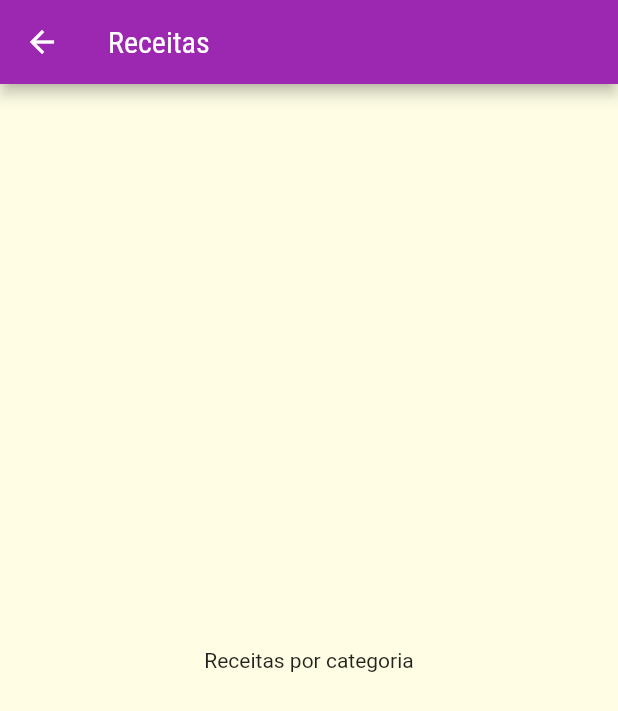
After one commit to oElberte/meals, a Flutter app: the screen it shows after launch, after a tap on "Italiano", on a phone screen of 412 x 824 dp. The commit adds this screen. Shown: the top 711 px of the screen. Run offline on Flutter 3.47's test engine with Material 2 defaults, Android fonts, the phone set to English and light mode, and no system bars.

Commit message:
Function for multiple screens made

```diff
--- a/lib/components/category_item.dart
+++ b/lib/components/category_item.dart
@@ -1,14 +1,39 @@
+import 'dart:io';
+
 import 'package:flutter/material.dart';
+import 'package:flutter/cupertino.dart';
 import 'package:meals/models/category.dart';
+import '../screens/categories_meals_screen.dart';
 
 class CategoryItem extends StatelessWidget {
   final Category category;
 
   const CategoryItem(this.category, {Key? key}) : super(key: key);
 
+  // This function builds the other screens in the app
+  void _selectCategory(BuildContext context) {
+    Navigator.of(context).push(
+      Platform.isIOS
+          ? CupertinoPageRoute(
+              builder: (_) {
+                return const CategoriesMealsScreen();
+              },
+            )
+          : MaterialPageRoute(
+              builder: (_) {
+                return const CategoriesMealsScreen();
+              },
+            ),
+    );
+  }
+
   @override
   Widget build(BuildContext context) {
-    return Container(
+    return InkWell(
+      onTap: () => _selectCategory(context),
+      splashColor: Theme.of(context).colorScheme.primary,
+      borderRadius: BorderRadius.circular(15),
+      child: Container(
         padding: const EdgeInsets.all(15),
         child: Text(
           category.title,
@@ -25,6 +50,7 @@ class CategoryItem extends StatelessWidget {
             end: Alignment.bottomRight,
           ),
         ),
+      ),
     );
   }
 }
--- /dev/null
+++ b/lib/screens/categories_meals_screen.dart
@@ -0,0 +1,17 @@
+import 'package:flutter/material.dart';
+
+class CategoriesMealsScreen extends StatelessWidget {
+  const CategoriesMealsScreen({Key? key}) : super(key: key);
+
+  @override
+  Widget build(BuildContext context) {
+    return Scaffold(
+      appBar: AppBar(
+        title: const Text('Receitas'),
+      ),
+      body: const Center(
+        child: Text('Receitas por categoria'),
+      ),
+    );
+  }
+}
```
Lines whose indentation alone changed are shown as unchanged.
